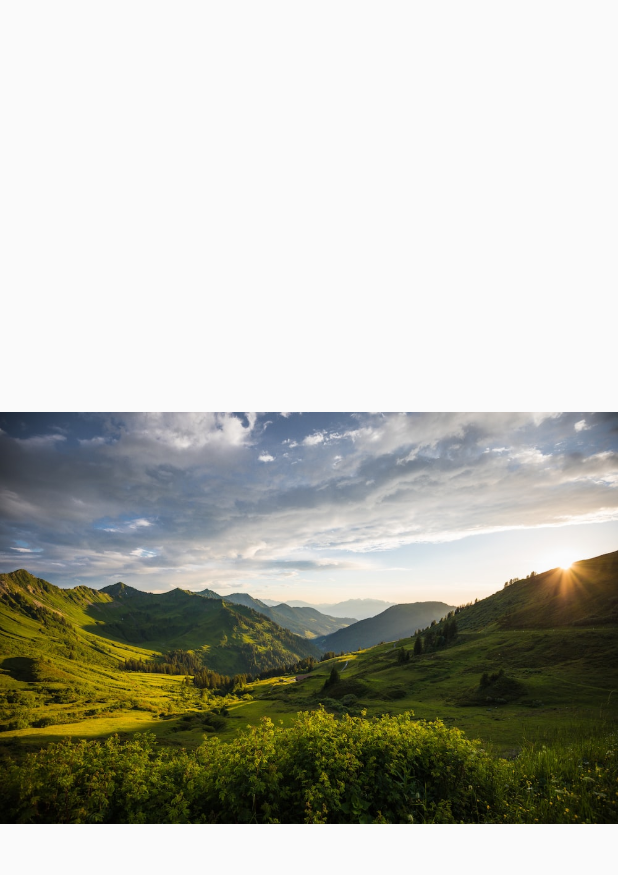
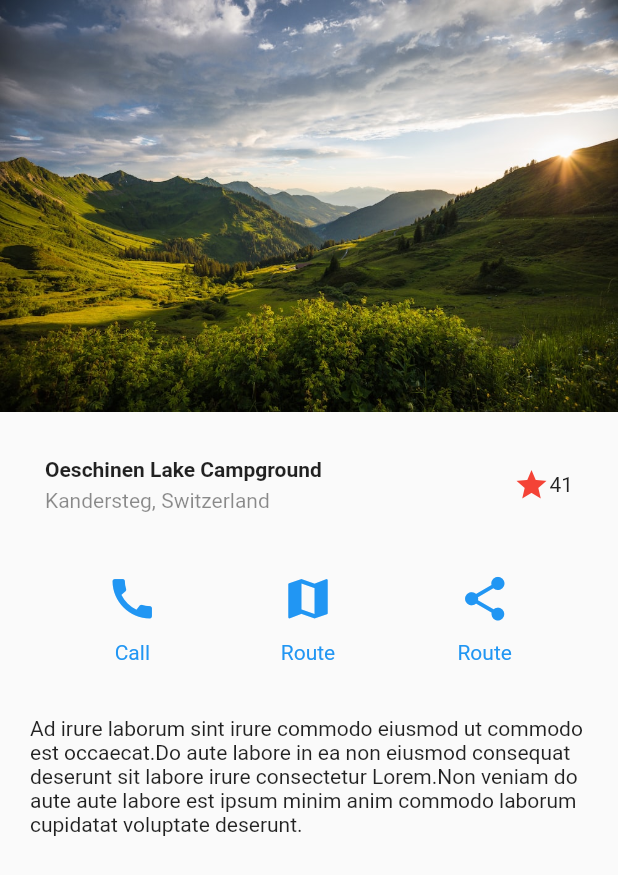
Before and after one commit to AngelJara7/disenos, a Flutter app: the screen it shows after launch, on a phone screen of 412 x 824 dp. Shown: the top 875 px of the screen. Run offline on Flutter 3.47's test engine with Material 2 defaults, Android fonts, the phone set to English and light mode, and no system bars.

Commit message:
terminado diseño básico

```diff
--- a/lib/screens/basic_design.dart
+++ b/lib/screens/basic_design.dart
@@ -6,10 +6,94 @@ class BasicDesignScreen extends StatelessWidget {
 
   @override
   Widget build(BuildContext context) {
-    return const Scaffold(
-      body: Center(
-        child: Image(image: AssetImage("assets/landscape.jpg"),),
+    return Scaffold(
+      body: Column(
+        children: [
+          const Image(image: AssetImage("assets/landscape.jpg"),),
+
+          const Title(),
+
+          const ButtonSection(),
+
+          Container(
+            margin: const EdgeInsets.symmetric(horizontal: 20, vertical: 25),
+            child: const Text("Ad irure laborum sint irure commodo eiusmod ut commodo est occaecat.Do aute labore in ea non eiusmod consequat deserunt sit labore irure consectetur Lorem.Non veniam do aute aute labore est ipsum minim anim commodo laborum cupidatat voluptate deserunt.")
+          )
+        ],
+      )
+    );
+  }
+}
+
+class Title extends StatelessWidget {
+  const Title({
+    super.key,
+  });
+
+  @override
+  Widget build(BuildContext context) {
+    return Container(
+      margin: const EdgeInsets.symmetric(horizontal: 30, vertical: 30),
+      child: Row(
+        //mainAxisAlignment: MainAxisAlignment.spaceBetween,
+        children: [
+          Column(
+            crossAxisAlignment: CrossAxisAlignment.start,
+            children: const  [
+              Text("Oeschinen Lake Campground", style: TextStyle(fontWeight: FontWeight.bold),),
+              SizedBox(height: 5,),
+              Text("Kandersteg, Switzerland", style: TextStyle(color: Colors.black45),),
+            ],
+          ),
+
+          Expanded(child: Container()),
+
+          const Icon(Icons.star, color: Colors.red,),
+          const Text("41")
+        ],
       ),
     );
   }
 }
+
+class ButtonSection extends StatelessWidget {
+  const ButtonSection({
+    super.key,
+  });
+
+  @override
+  Widget build(BuildContext context) {
+    return Container(
+      margin: const EdgeInsets.symmetric(horizontal: 30, vertical: 10),
+      child: Row(
+        mainAxisAlignment: MainAxisAlignment.spaceAround,
+        children: const [
+          CustomButton(icon: Icons.call, text: "Call"),
+          CustomButton(icon: Icons.map, text: "Route"),
+          CustomButton(icon: Icons.share, text: "Route"),
+        ],
+      ),
+    );
+  }
+}
+
+class CustomButton extends StatelessWidget {
+
+  final IconData icon;
+  final String text;
+
+  const CustomButton({
+    super.key, required this.icon, required this.text,
+  });
+
+  @override
+  Widget build(BuildContext context) {
+    return Column(
+      children: [
+        Icon(icon, color: Colors.blue, size: 35,),
+        const SizedBox(height: 10,),
+        Text(text, style: const TextStyle(color: Colors.blue),)
+      ],
+    );
+  }
+}
```
